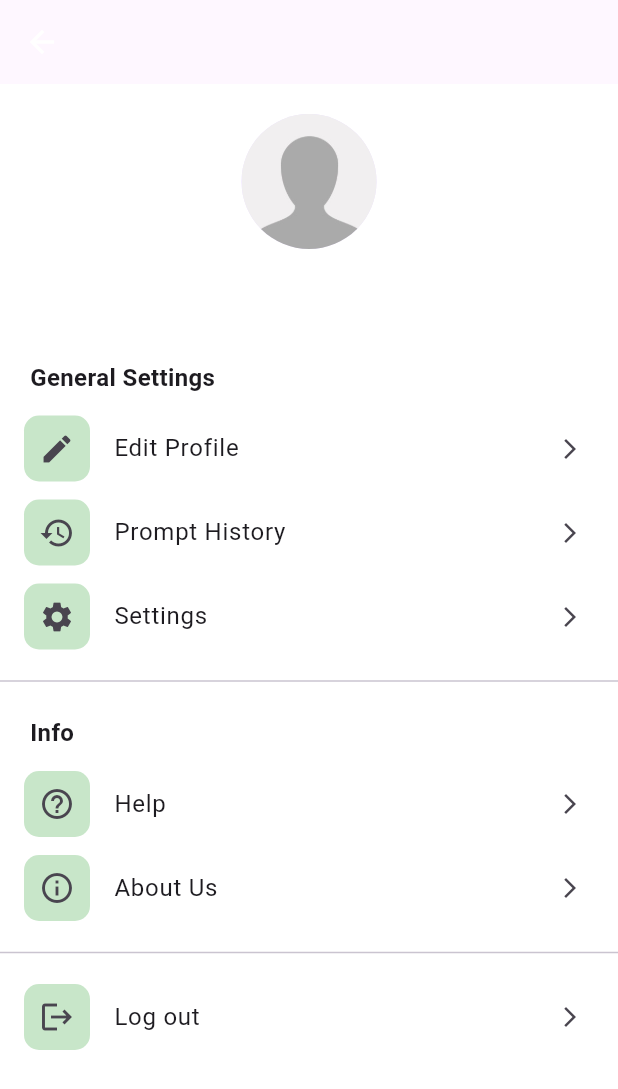
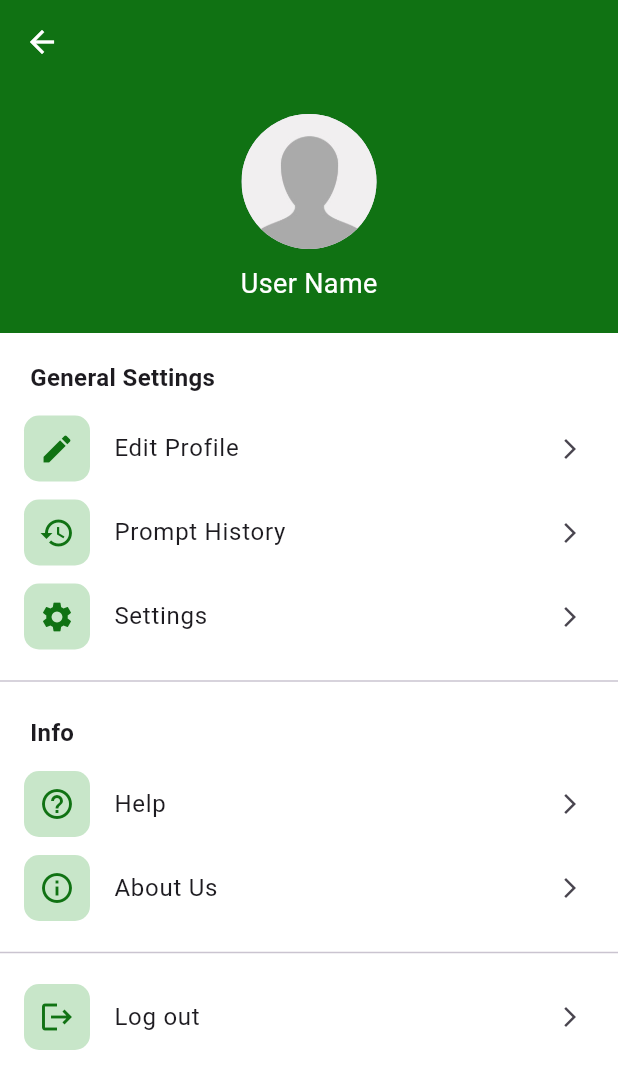
Before and after one commit to KeilizonDeiv/Capstone, a Flutter app: the ProfileScreen screen opened by its route, on a phone screen of 412 x 824 dp. Shown: the top 1089 px of the screen. Run offline on Flutter 3.47's test engine with Material 3 defaults, Android fonts, the phone set to English and light mode, and no system bars; our stand-ins replace flutter_local_notifications, go_router, image_picker, introduction_screen, lottie, shared_preferences and 1 more; accounts and stored records are empty; network calls fail; Roboto replaces fonts that are missing (Poppins).

Commit message:
color add main

```diff
--- a/herbaplant/lib/core/constants/app_colors.dart
+++ b/herbaplant/lib/core/constants/app_colors.dart
@@ -2,10 +2,11 @@ import 'package:flutter/material.dart';
 
 class AppColors {
   static const Color primary = Color(0xFF2E7D32);     // Herbal green
-  static const Color accent = Color(0xFF81C784);      // Light green
+  static const Color accent = Color.fromARGB(255, 77, 192, 83);      // Light green
   static const Color background = Color(0xFFF8F8F8);  // Light background
   static const Color textDark = Color(0xFF212121);
   static const Color textLight = Color(0xFF757575);
   static const Color error = Color(0xFFE53935);
   static const Color white = Colors.white;
+  static const Color maingreen = const Color.fromARGB(255, 16, 114, 19);
 }
--- a/herbaplant/lib/main.dart
+++ b/herbaplant/lib/main.dart
@@ -13,6 +13,7 @@ class HerbaPlantApp extends StatelessWidget {
     return MaterialApp.router(
       routerConfig: router, // ✅ Use the router from app_router.dart
       debugShowCheckedModeBanner: false,
+
       theme: ThemeData(
         primarySwatch: Colors.green,
         fontFamily: 'Poppins',
```
